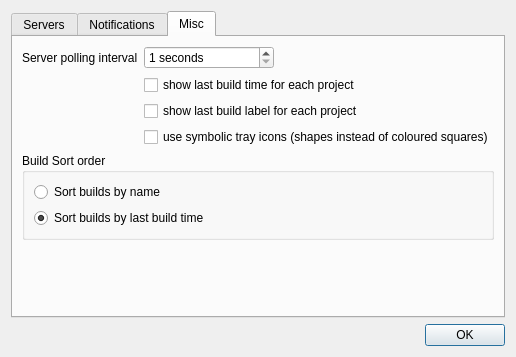
The window that data/preferences.ui (anaynayak/buildnotify) describes before a commit, drawn with Qt 5.
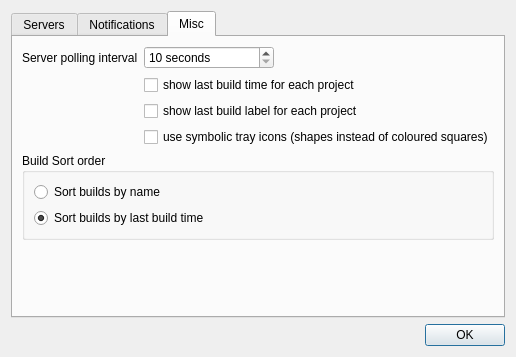
The same window after the commit.

The edit to the form file:
```diff
--- a/data/preferences.ui
+++ b/data/preferences.ui
@@ -287,10 +287,10 @@
             <string> seconds</string>
            </property>
            <property name="minimum">
-            <number>1</number>
+            <number>10</number>
            </property>
            <property name="maximum">
-            <number>60</number>
+            <number>3600</number>
            </property>
            <property name="singleStep">
             <number>1</number>
```
